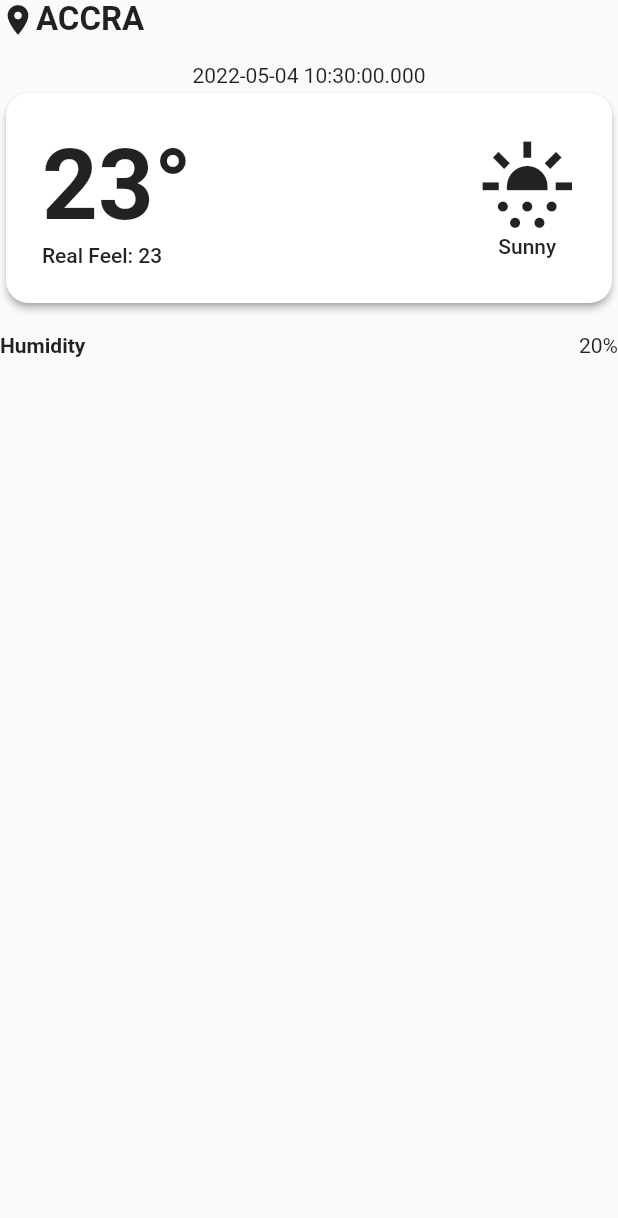
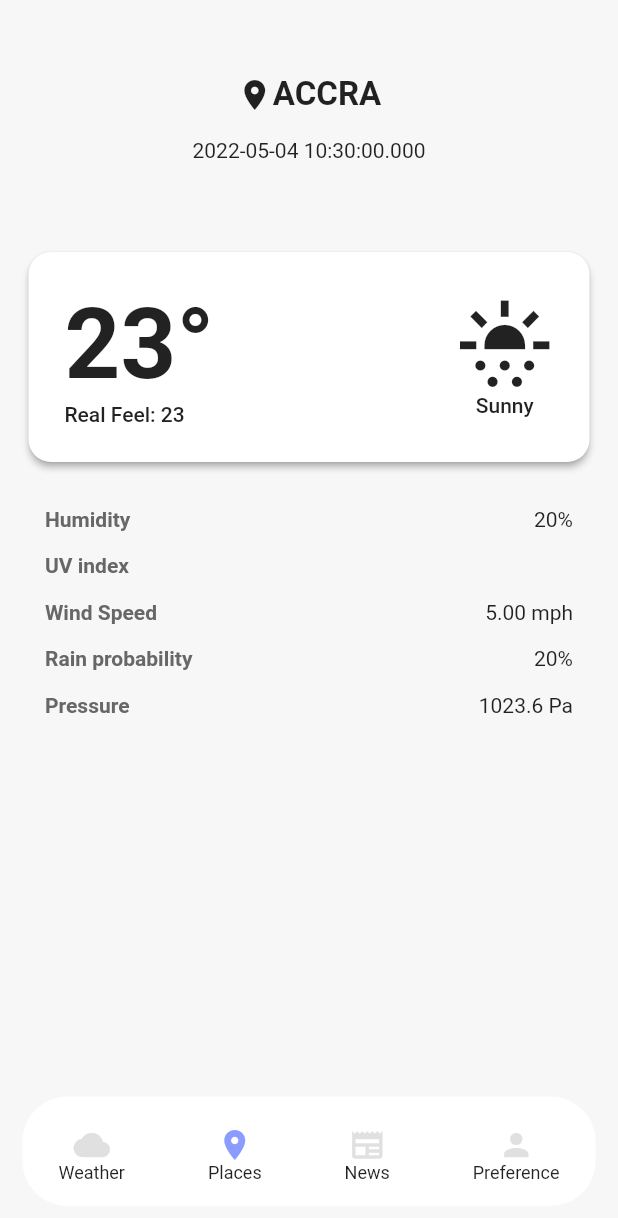
Before and after one commit to iamEtornam/weather-app, a Flutter app: the screen it shows after launch, on a phone screen of 412 x 824 dp. Shown: the top 1218 px of the screen. Run offline on Flutter 3.47's test engine with Material 2 defaults, Android fonts, the phone set to English and light mode, and no system bars; drawn by our look-alikes of dot_navigation_bar; our stand-ins replace device_preview.

Commit message:
homepage complete

```diff
--- a/lib/main.dart
+++ b/lib/main.dart
@@ -1,6 +1,10 @@
+import 'package:device_preview/device_preview.dart';
 import 'package:flutter/material.dart';
 import 'package:my_weather_app/app.dart';
 
-void main() {
-  runApp(const MyApp());
-}
+void main() => runApp(
+  DevicePreview(
+    enabled: true,
+    builder: (context) => const MyApp(), // Wrap your app
+  ),
+);
--- a/lib/ui/home_view.dart
+++ b/lib/ui/home_view.dart
@@ -1,17 +1,34 @@
 import 'dart:math';
 
+import 'package:dot_navigation_bar/dot_navigation_bar.dart';
 import 'package:flutter/material.dart';
 
-class HomeView extends StatelessWidget {
+class HomeView extends StatefulWidget {
   const HomeView({Key? key}) : super(key: key);
+
+  @override
+  State<HomeView> createState() => _HomeViewState();
+}
+
+class _HomeViewState extends State<HomeView> {
+  final pages = [], currentIndex = 1;
+
+  _handleIndexChanged(int index){
+
+  }
 
   @override
   Widget build(BuildContext context) {
     return Scaffold(
+      backgroundColor: const Color(0xFFF7F7F7),
       body: SafeArea(
+        child: Padding(
+          padding: const EdgeInsets.all(15),
           child: Column(
             children: [
+              const SizedBox(height: 35),
               Row(
+                mainAxisAlignment: MainAxisAlignment.center,
                 children: const [
                   Icon(Icons.location_on),
                   Text(
@@ -25,6 +42,7 @@ class HomeView extends StatelessWidget {
               ),
               const SizedBox(height: 16),
               Text('${DateTime.now()}'),
+              const SizedBox(height: 56),
               Card(
                 elevation: 2,
                 shadowColor: Colors.grey,
@@ -69,14 +87,91 @@ class HomeView extends StatelessWidget {
                 ),
               ),
               const SizedBox(height: 16),
-            Column(
-              children: const [
+              Padding(
+                padding: const EdgeInsets.symmetric(vertical: 10, horizontal: 15),
+                child: Column(
+                  children: [
                     WeatherDetailLabel(
                       label: 'Humidity',
-                  value: '87%',
+                      value: '${Random().nextInt(100)}%',
+                    ),
+                    const SizedBox(height: 15),
+                    const WeatherDetailLabel(
+                      label: 'UV index',
+                      value: '',
+                    ),
+                    const SizedBox(height: 15),
+                    const WeatherDetailLabel(
+                      label: 'Wind Speed',
+                      value: '5.00 mph',
+                    ),
+                    const SizedBox(height: 15),
+                    WeatherDetailLabel(
+                      label: 'Rain probability',
+                      value: '${Random().nextInt(100)}%',
+                    ),
+                    const SizedBox(height: 15),
+                    const WeatherDetailLabel(
+                      label: 'Pressure',
+                      value: '1023.6 Pa',
+                    ),
+                  ],
+                ),
               )
             ],
-            )
+          ),
+        ),
+      ),
+      bottomNavigationBar: Padding(
+        padding: const EdgeInsets.only(bottom: 10),
+        child: DotNavigationBar(
+          marginR: const EdgeInsets.symmetric(horizontal: 15, vertical: 10),
+          currentIndex: currentIndex,
+          dotIndicatorColor: Colors.white,
+          unselectedItemColor: Colors.grey[300],
+          selectedItemColor: const Color(0xFF8A9DFF),
+          // enableFloatingNavBar: false,
+          onTap: _handleIndexChanged,
+          items: [
+            /// Weather
+            DotNavigationBarItem(
+              icon: Column(
+                children: const [
+                  Icon(Icons.cloud),
+                  Text('Weather', style: TextStyle(fontSize: 12))
+                ],
+              ),
+            ),
+
+            /// Places
+            DotNavigationBarItem(
+              icon: Column(
+                children: const [
+                  Icon(Icons.location_on),
+                  Text('Places', style: TextStyle(fontSize: 12))
+                ],
+              ),
+            ),
+
+            /// News
+            DotNavigationBarItem(
+              icon: Column(
+                children: const [
+                  Icon(Icons.newspaper_outlined),
+                  Text('News', style: TextStyle(fontSize: 12))
+                ],
+              ),
+            ),
+
+            /// Preference
+            DotNavigationBarItem(
+              icon: Column(
+                children: const [
+                  Icon(Icons.person),
+                  Text('Preference', style: TextStyle(fontSize: 12))
+                ],
+              ),
+            ),
           ],
         ),
       ),
@@ -99,13 +194,14 @@ class WeatherDetailLabel extends StatelessWidget {
     return Row(
       mainAxisAlignment: MainAxisAlignment.spaceBetween,
       children: [
-        const Text(
-          'Humidity',
-          style: TextStyle(
+        Text(
+          label,
+          style: const TextStyle(
             fontWeight: FontWeight.w600,
+            color: Color.fromARGB(255, 103, 103, 103)
           ),
         ),
-        Text('${Random().nextInt(100)}%'),
+        Text(value),
       ],
     );
   }
--- a/pubspec.yaml
+++ b/pubspec.yaml
@@ -18,7 +18,7 @@ publish_to: 'none' # Remove this line if you wish to publish to pub.dev
 version: 1.0.0+1
 
 environment:
-  sdk: ">=2.16.2 <3.0.0"
+  sdk: ">=2.16.0 <3.0.0"
 
 # Dependencies specify other packages that your package needs in order to work.
 # To automatically upgrade your package dependencies to the latest versions
@@ -34,6 +34,8 @@ dependencies:
   # The following adds the Cupertino Icons font to your application.
   # Use with the CupertinoIcons class for iOS style icons.
   cupertino_icons: ^1.0.2
+  device_preview: ^1.0.0
+  dot_navigation_bar: ^1.0.1+4
 
 dev_dependencies:
   flutter_test:
```
Also changed, not shown: pubspec.lock. Lines whose indentation alone changed are shown as unchanged.
